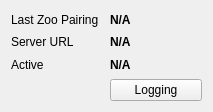
The window that integration/v2/src/libs/libdebug/widgets/debug/ui/DiscoveryClientDebugWidget.ui (mrdeveloperdude/OctoMY) describes before a commit, drawn with Qt 5.
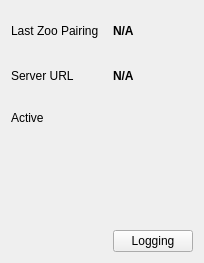
The same window after the commit. Custom widgets are drawn as their Qt base class.

Commit message: Hooked up ratecalculators to discovery client and discovery client debug widget. Removed 'bytes' from the count in rate calculator widget

What changed in the file:
```diff
--- a/integration/v2/src/libs/libdebug/widgets/debug/ui/DiscoveryClientDebugWidget.ui
+++ b/integration/v2/src/libs/libdebug/widgets/debug/ui/DiscoveryClientDebugWidget.ui
@@ -6,8 +6,8 @@
    <rect>
     <x>0</x>
     <y>0</y>
-    <width>213</width>
-    <height>112</height>
+    <width>204</width>
+    <height>263</height>
    </rect>
   </property>
   <property name="windowTitle">
@@ -62,19 +62,37 @@
     </widget>
    </item>
    <item row="2" column="1">
-    <widget class="QLabel" name="labelActive">
-     <property name="font">
-      <font>
-       <weight>75</weight>
-       <bold>true</bold>
-      </font>
+    <widget class="LightWidget" name="widgetStatusActive" native="true">
+     <property name="sizePolicy">
+      <sizepolicy hsizetype="Fixed" vsizetype="Fixed">
+       <horstretch>0</horstretch>
+       <verstretch>0</verstretch>
+      </sizepolicy>
      </property>
-     <property name="text">
-      <string>N/A</string>
+     <property name="minimumSize">
+      <size>
+       <width>32</width>
+       <height>32</height>
+      </size>
+     </property>
+     <property name="maximumSize">
+      <size>
+       <width>32</width>
+       <height>32</height>
+      </size>
+     </property>
+     <property name="toolTip">
+      <string>Validity of port. Green means OK.</string>
      </property>
     </widget>
    </item>
-   <item row="3" column="1">
+   <item row="3" column="0" colspan="2">
+    <widget class="RateCalculatorWidget" name="widgetRateCalculatorRX" native="true"/>
+   </item>
+   <item row="4" column="0" colspan="2">
+    <widget class="RateCalculatorWidget" name="widgetRateCalculatorTX" native="true"/>
+   </item>
+   <item row="5" column="1">
     <widget class="QPushButton" name="pushButtonLogging">
      <property name="text">
       <string>Logging</string>
@@ -99,6 +117,20 @@
    </property>
   </widget>
  </widget>
+ <customwidgets>
+  <customwidget>
+   <class>LightWidget</class>
+   <extends>QWidget</extends>
+   <header location="global">widgets/LightWidget.hpp</header>
+   <container>1</container>
+  </customwidget>
+  <customwidget>
+   <class>RateCalculatorWidget</class>
+   <extends>QWidget</extends>
+   <header location="global">widgets/debug/RateCalculatorWidget.hpp</header>
+   <container>1</container>
+  </customwidget>
+ </customwidgets>
  <resources/>
  <connections/>
 </ui>
```
Left out of the diff: 13 changed lines with no effect on the pictures. The commit also changes 6 other files.
